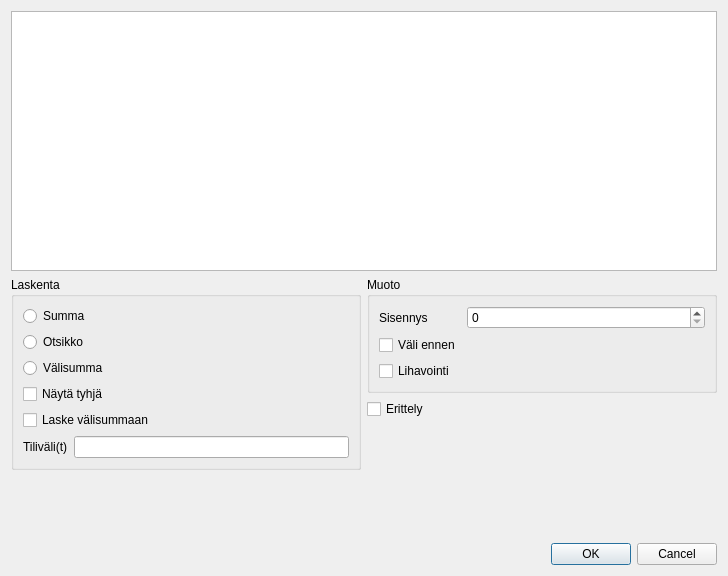
The window that kitsas/maaritys/raportinmuokkaus/raportinmuokkausdialogi.ui (artoh/kitupiikki) describes before a commit, drawn with Qt 5.
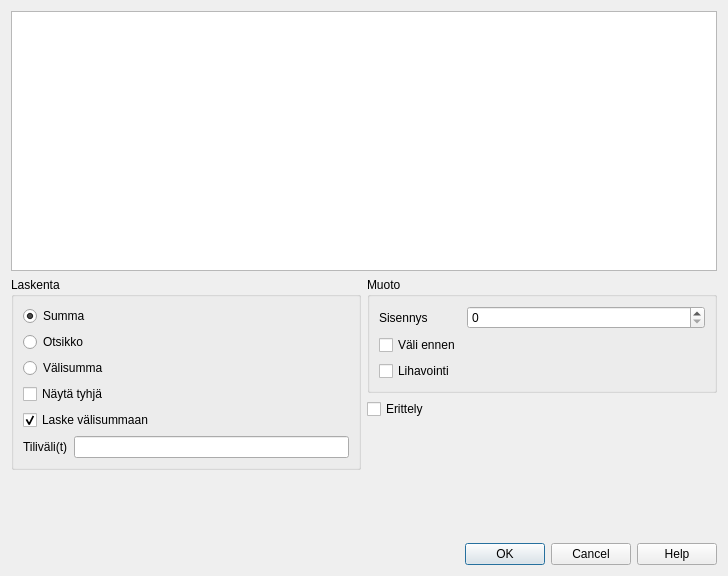
The same window after the commit.

What changed in the file:
```diff
--- a/kitsas/maaritys/raportinmuokkaus/raportinmuokkausdialogi.ui
+++ b/kitsas/maaritys/raportinmuokkaus/raportinmuokkausdialogi.ui
@@ -32,6 +32,9 @@
             <property name="text">
              <string>Summa</string>
             </property>
+            <property name="checked">
+             <bool>true</bool>
+            </property>
            </widget>
           </item>
           <item row="1" column="0" colspan="2">
@@ -60,6 +63,9 @@
             <property name="text">
              <string>Laske välisummaan</string>
             </property>
+            <property name="checked">
+             <bool>true</bool>
+            </property>
            </widget>
           </item>
           <item row="5" column="0">
@@ -162,7 +168,7 @@
       <enum>Qt::Horizontal</enum>
      </property>
      <property name="standardButtons">
-      <set>QDialogButtonBox::Cancel|QDialogButtonBox::Ok</set>
+      <set>QDialogButtonBox::Cancel|QDialogButtonBox::Help|QDialogButtonBox::Ok</set>
      </property>
     </widget>
    </item>
```
